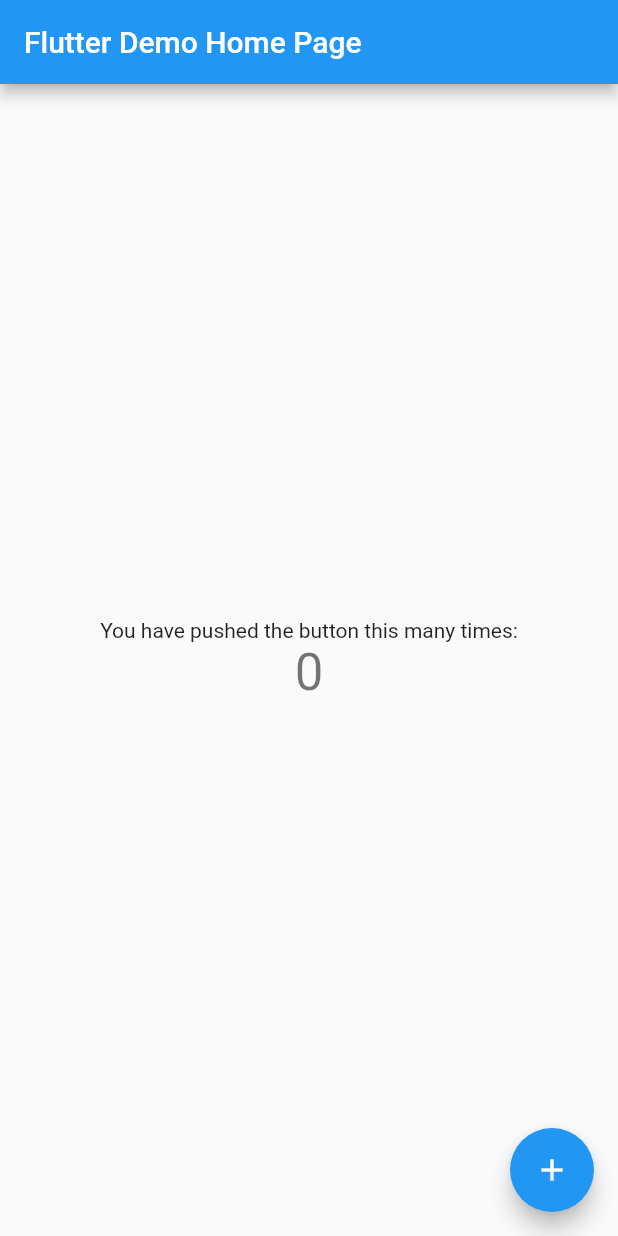
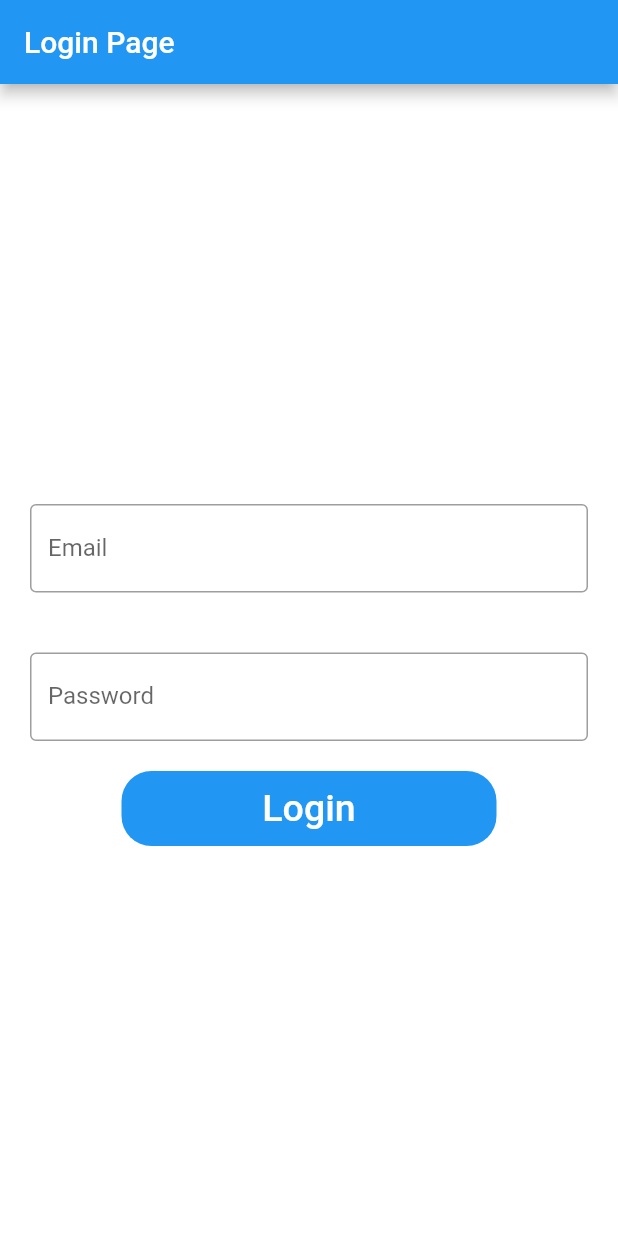
Before and after one commit to NafizZZ/tenant-finder, a Flutter app: the screen it shows after launch, on a phone screen of 412 x 824 dp. Run offline on Flutter 3.47's test engine with Material 2 defaults, Android fonts, the light colour scheme and no system bars.

Commit message:
second commint

```diff
--- a/lib/main.dart
+++ b/lib/main.dart
@@ -5,109 +5,82 @@
 }
 
 class MyApp extends StatelessWidget {
-  // This widget is the root of your application.
   @override
   Widget build(BuildContext context) {
     return MaterialApp(
-      title: 'Flutter Demo',
-      theme: ThemeData(
-        // This is the theme of your application.
-        //
-        // Try running your application with "flutter run". You'll see the
-        // application has a blue toolbar. Then, without quitting the app, try
-        // changing the primarySwatch below to Colors.green and then invoke
-        // "hot reload" (press "r" in the console where you ran "flutter run",
-        // or simply save your changes to "hot reload" in a Flutter IDE).
-        // Notice that the counter didn't reset back to zero; the application
-        // is not restarted.
-        primarySwatch: Colors.blue,
-      ),
-      home: MyHomePage(title: 'Flutter Demo Home Page'),
+      debugShowCheckedModeBanner: false,
+      home: LoginDemo(),
     );
   }
 }
 
-class MyHomePage extends StatefulWidget {
-  MyHomePage({Key? key, required this.title}) : super(key: key);
-
-  // This widget is the home page of your application. It is stateful, meaning
-  // that it has a State object (defined below) that contains fields that affect
-  // how it looks.
-
-  // This class is the configuration for the state. It holds the values (in this
-  // case the title) provided by the parent (in this case the App widget) and
-  // used by the build method of the State. Fields in a Widget subclass are
-  // always marked "final".
-
-  final String title;
-
+class LoginDemo extends StatefulWidget {
   @override
-  _MyHomePageState createState() => _MyHomePageState();
+  _LoginDemoState createState() => _LoginDemoState();
 }
 
-class _MyHomePageState extends State<MyHomePage> {
-  int _counter = 0;
-
-  void _incrementCounter() {
-    setState(() {
-      // This call to setState tells the Flutter framework that something has
-      // changed in this State, which causes it to rerun the build method below
-      // so that the display can reflect the updated values. If we changed
-      // _counter without calling setState(), then the build method would not be
-      // called again, and so nothing would appear to happen.
-      _counter++;
-    });
-  }
-
+class _LoginDemoState extends State<LoginDemo> {
   @override
   Widget build(BuildContext context) {
-    // This method is rerun every time setState is called, for instance as done
-    // by the _incrementCounter method above.
-    //
-    // The Flutter framework has been optimized to make rerunning build methods
-    // fast, so that you can just rebuild anything that needs updating rather
-    // than having to individually change instances of widgets.
     return Scaffold(
+      backgroundColor: Colors.white,
       appBar: AppBar(
-        // Here we take the value from the MyHomePage object that was created by
-        // the App.build method, and use it to set our appbar title.
-        title: Text(widget.title),
+        title: Text("Login Page"),
       ),
-      body: Center(
-        // Center is a layout widget. It takes a single child and positions it
-        // in the middle of the parent.
-        child: Column(
-          // Column is also a layout widget. It takes a list of children and
-          // arranges them vertically. By default, it sizes itself to fit its
-          // children horizontally, and tries to be as tall as its parent.
-          //
-          // Invoke "debug painting" (press "p" in the console, choose the
-          // "Toggle Debug Paint" action from the Flutter Inspector in Android
-          // Studio, or the "Toggle Debug Paint" command in Visual Studio Code)
-          // to see the wireframe for each widget.
-          //
-          // Column has various properties to control how it sizes itself and
-          // how it positions its children. Here we use mainAxisAlignment to
-          // center the children vertically; the main axis here is the vertical
-          // axis because Columns are vertical (the cross axis would be
-          // horizontal).
-          mainAxisAlignment: MainAxisAlignment.center,
-          children: <Widget>[
-            Text(
-              'You have pushed the button this many times:',
+      body: Column(
+
+        crossAxisAlignment: CrossAxisAlignment.center,
+        mainAxisAlignment: MainAxisAlignment.center,
+        //mainAxisAlignment: MainAxisAlignment.spaceAround,
+        children: <Widget>[
+
+
+
+          Padding(
+            //padding: const EdgeInsets.only(left:15.0,right: 15.0,top:0,bottom: 0),
+            padding: EdgeInsets.all(20),
+            child: TextField(
+              decoration: InputDecoration(
+                  border: OutlineInputBorder(),
+                  labelText: 'Email',
+                  hintText: 'Enter valid email id as abc@gmail.com'),
             ),
-            Text(
-              '$_counter',
-              style: Theme.of(context).textTheme.headline4,
+          ),
+
+          Padding(
+            padding: const EdgeInsets.all(20),
+            //padding: EdgeInsets.symmetric(horizontal: 15),
+            child: TextField(
+
+              obscureText: true,
+              decoration: InputDecoration(
+                  border: OutlineInputBorder(),
+                  labelText: 'Password',
+                  hintText: 'Enter secure password'),
+
+
+
             ),
-          ],
-        ),
+          ),
+
+
+          Container(
+            height: 50,
+            width: 250,
+            decoration: BoxDecoration(
+                color: Colors.blue, borderRadius: BorderRadius.circular(20)),
+            child: FlatButton(
+              onPressed: null,
+              child: Text(
+                'Login',
+                style: TextStyle(color: Colors.white, fontSize: 25),
+              ),
+            ),
+          ),
+
+          // Text('New User? Create Account')
+        ],
       ),
-      floatingActionButton: FloatingActionButton(
-        onPressed: _incrementCounter,
-        tooltip: 'Increment',
-        child: Icon(Icons.add),
-      ), // This trailing comma makes auto-formatting nicer for build methods.
     );
   }
 }
--- a/pubspec.yaml
+++ b/pubspec.yaml
@@ -23,8 +23,7 @@
 dependencies:
   flutter:
     sdk: flutter
-
-
+  sqflite: ^1.3.0
   # The following adds the Cupertino Icons font to your application.
   # Use with the CupertinoIcons class for iOS style icons.
   cupertino_icons: ^1.0.2
```
Also changed, not shown: pubspec.lock, 1 other file.
